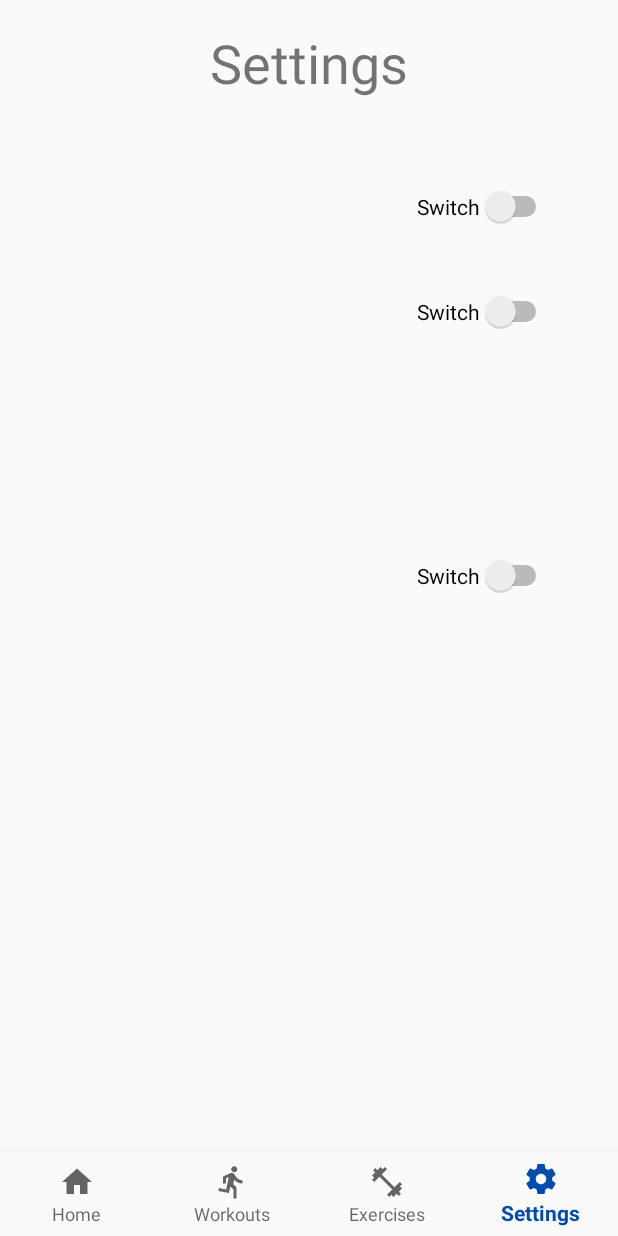
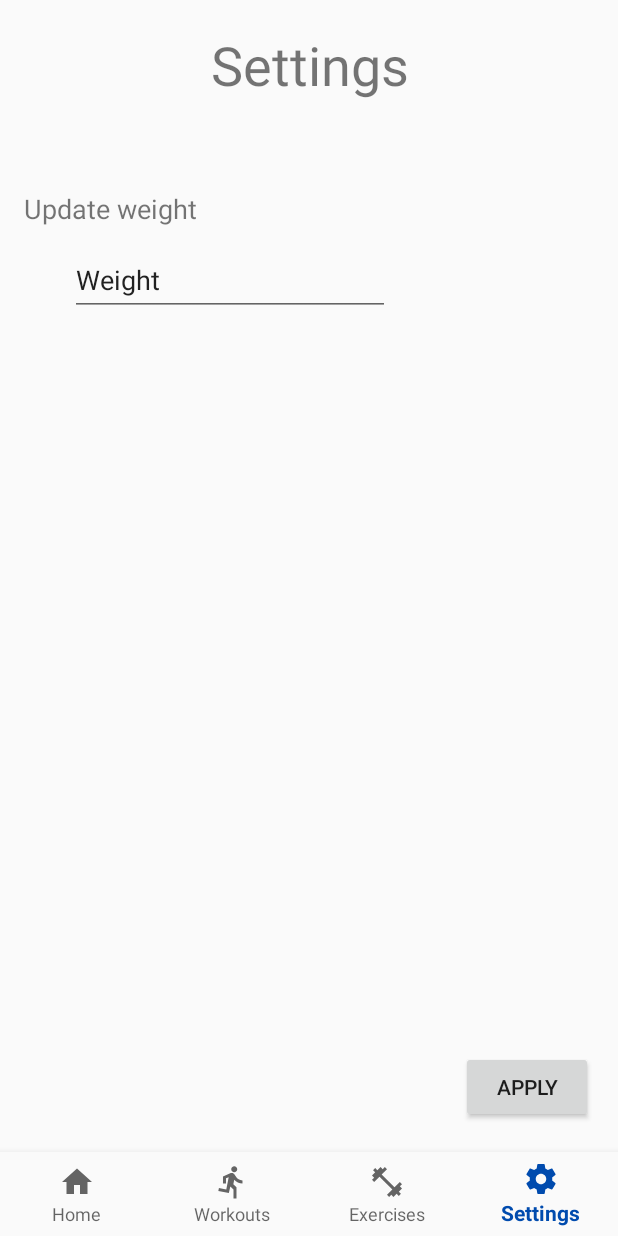
Before and after one commit to Albin1118/TDA367, an Android app: the screen it shows after launch (MainActivity), item 4 of the bottom bar chosen, on a phone screen of 412 x 824 dp. Run offline under Robolectric (Android 15) with nearby library versions, the phone set to English and light mode, and no system bars; 6 statements that could not run were skipped.

Commit message:
Added functionality to settings fragment

```diff
--- a/app/src/main/java/com/example/ziggy/trainingtracker/view/SettingsFragment.java
+++ b/app/src/main/java/com/example/ziggy/trainingtracker/view/SettingsFragment.java
@@ -10,6 +10,7 @@ import android.view.ViewGroup;
 import android.widget.Button;
 import android.widget.EditText;
 import android.widget.TextView;
+import android.widget.Toast;
 
 import com.example.ziggy.trainingtracker.R;
 
@@ -23,13 +24,38 @@ public class SettingsFragment extends Fragment {
 
 
     private View view;
+    private EditText weightEditText;
+    private Button applySettingsButton;
+
+    private MainActivity parentActivity;
+
 
     @Nullable
     @Override
     public View onCreateView(LayoutInflater inflater, @Nullable ViewGroup container, @Nullable final Bundle savedInstanceState) {
         view  = inflater.inflate(R.layout.fragment_settings, container, false);
+        parentActivity = (MainActivity)getActivity();
 
+        initViews();
+        initListeners();
 
         return view;
     }
+
+    private void initViews() {
+        weightEditText = view.findViewById(R.id.weight_edit_text);
+        applySettingsButton = view.findViewById(R.id.apply_button);
+    }
+
+
+    private void initListeners() {
+        applySettingsButton.setOnClickListener(new View.OnClickListener() {
+            @Override
+            public void onClick(View v) {
+
+                parentActivity.viewModel.updateUserWeight(Double.parseDouble(weightEditText.getText().toString()));
+                Toast.makeText(getContext(), "Settings updated!", Toast.LENGTH_SHORT).show();
+            }
+        });
+    }
 }
--- a/app/src/main/java/com/example/ziggy/trainingtracker/viewmodel/MainViewModel.java
+++ b/app/src/main/java/com/example/ziggy/trainingtracker/viewmodel/MainViewModel.java
@@ -78,6 +78,10 @@ public class MainViewModel extends ViewModel {
       return trainingTracker.getUser().getNewCustomExercise();
     }
 
+    public void updateUserWeight(double weight){
+        trainingTracker.getUser().setWeight(weight);
+    }
+
     public List<Exercise> getCustomExercises() {
         return customExercises;
     }
--- a/app/src/main/res/layout/fragment_settings.xml
+++ b/app/src/main/res/layout/fragment_settings.xml
@@ -1,36 +1,10 @@
 <?xml version="1.0" encoding="utf-8"?>
-<RelativeLayout xmlns:android="http://schemas.android.com/apk/res/android"
+<android.support.constraint.ConstraintLayout xmlns:android="http://schemas.android.com/apk/res/android"
+    xmlns:app="http://schemas.android.com/apk/res-auto"
     xmlns:tools="http://schemas.android.com/tools"
     android:layout_width="match_parent"
     android:layout_height="match_parent"
     tools:context=".view.SettingsFragment">
-
-    <Switch
-        android:id="@+id/switch1"
-        android:layout_width="wrap_content"
-        android:layout_height="wrap_content"
-        android:layout_alignParentEnd="true"
-        android:layout_alignParentTop="true"
-        android:layout_marginEnd="44dp"
-        android:layout_marginTop="124dp"
-        android:text="Switch" />
-
-    <Switch
-        android:id="@+id/switch2"
-        android:layout_width="wrap_content"
-        android:layout_height="wrap_content"
-        android:layout_alignParentTop="true"
-        android:layout_alignStart="@+id/switch1"
-        android:layout_marginTop="194dp"
-        android:text="Switch" />
-
-    <Switch
-        android:id="@+id/switch3"
-        android:layout_width="wrap_content"
-        android:layout_height="wrap_content"
-        android:layout_alignStart="@+id/switch1"
-        android:layout_centerVertical="true"
-        android:text="Switch" />
 
     <TextView
         android:id="@+id/textView2"
@@ -38,7 +12,64 @@
         android:layout_height="wrap_content"
         android:layout_alignParentTop="true"
         android:layout_centerHorizontal="true"
-        android:layout_marginTop="17dp"
+        android:layout_marginStart="8dp"
+        android:layout_marginTop="8dp"
+        android:layout_marginEnd="8dp"
+        android:layout_marginBottom="8dp"
         android:text="Settings"
-        android:textSize="36sp" />
-</RelativeLayout>
+        android:textSize="36sp"
+        app:layout_constraintBottom_toBottomOf="parent"
+        app:layout_constraintEnd_toEndOf="parent"
+        app:layout_constraintHorizontal_bias="0.502"
+        app:layout_constraintStart_toStartOf="parent"
+        app:layout_constraintTop_toTopOf="parent"
+        app:layout_constraintVertical_bias="0.015" />
+
+    <TextView
+        android:id="@+id/weight_text_view"
+        android:layout_width="wrap_content"
+        android:layout_height="wrap_content"
+        android:layout_marginStart="8dp"
+        android:layout_marginTop="8dp"
+        android:layout_marginEnd="8dp"
+        android:layout_marginBottom="8dp"
+        android:text="Update weight"
+        android:textSize="18sp"
+        app:layout_constraintBottom_toBottomOf="parent"
+        app:layout_constraintEnd_toEndOf="parent"
+        app:layout_constraintHorizontal_bias="0.028"
+        app:layout_constraintStart_toStartOf="parent"
+        app:layout_constraintTop_toTopOf="parent"
+        app:layout_constraintVertical_bias="0.163" />
+
+    <EditText
+        android:id="@+id/weight_edit_text"
+        android:layout_width="wrap_content"
+        android:layout_height="48dp"
+        android:layout_marginTop="8dp"
+        android:layout_marginEnd="152dp"
+        android:layout_marginBottom="8dp"
+        android:ems="10"
+        android:inputType="number|numberDecimal"
+        android:text="Weight"
+        app:layout_constraintBottom_toBottomOf="parent"
+        app:layout_constraintEnd_toEndOf="parent"
+        app:layout_constraintTop_toTopOf="parent"
+        app:layout_constraintVertical_bias="0.22" />
+
+    <Button
+        android:id="@+id/apply_button"
+        android:layout_width="wrap_content"
+        android:layout_height="wrap_content"
+        android:layout_marginStart="8dp"
+        android:layout_marginTop="8dp"
+        android:layout_marginEnd="8dp"
+        android:layout_marginBottom="8dp"
+        android:text="Apply"
+        app:layout_constraintBottom_toBottomOf="parent"
+        app:layout_constraintEnd_toEndOf="parent"
+        app:layout_constraintHorizontal_bias="0.971"
+        app:layout_constraintStart_toStartOf="parent"
+        app:layout_constraintTop_toTopOf="parent"
+        app:layout_constraintVertical_bias="0.984" />
+</android.support.constraint.ConstraintLayout>
```
